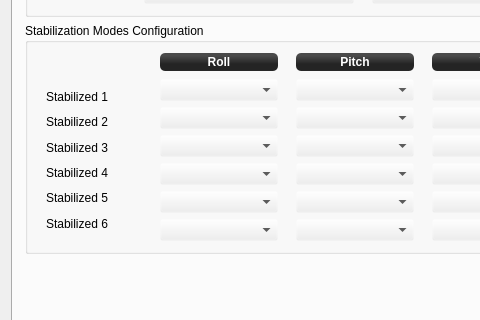
The window that ground/openpilotgcs/src/plugins/config/input.ui (openpilot/OpenPilot) describes before a commit, drawn with Qt 5; both pictures show x 0 to 480 and y 262 to 582 of the 796 by 828 pixel window.
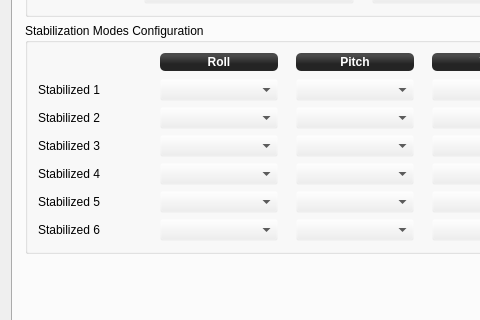
The same window after the commit. Icons and pictures are not drawn.

Commit message: OP-1309 fixed label alignment issue in input.ui affecting Stabilization Modes

Patch:
```diff
--- a/ground/openpilotgcs/src/plugins/config/input.ui
+++ b/ground/openpilotgcs/src/plugins/config/input.ui
@@ -501,8 +501,8 @@
            <rect>
             <x>0</x>
             <y>0</y>
-            <width>774</width>
-            <height>753</height>
+            <width>772</width>
+            <height>751</height>
            </rect>
           </property>
           <layout class="QGridLayout" name="gridLayout_7" rowstretch="1,0,0,0">
@@ -741,6 +741,18 @@
                  <enum>QFrame::Raised</enum>
                 </property>
                 <layout class="QVBoxLayout" name="verticalLayout_13">
+                 <property name="leftMargin">
+                  <number>1</number>
+                 </property>
+                 <property name="topMargin">
+                  <number>1</number>
+                 </property>
+                 <property name="rightMargin">
+                  <number>1</number>
+                 </property>
+                 <property name="bottomMargin">
+                  <number>1</number>
+                 </property>
                  <item>
                   <widget class="QLabel" name="label_14">
                    <property name="text">
```
Left out of the diff: 188 changed lines with no effect on the pictures.
